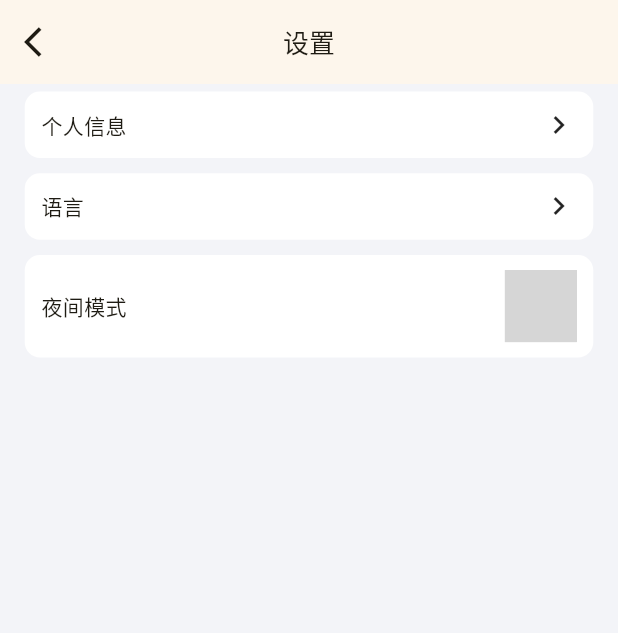
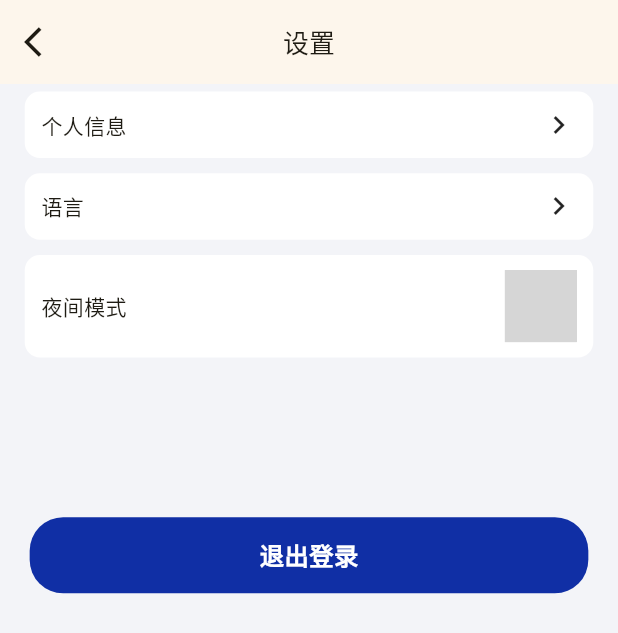
Before and after one commit to yzc90912/p_wanandroid, a Flutter app: the SettingPage widget shown alone on an empty page, opened directly, on a phone screen of 412 x 824 dp. Shown: the top 633 px of the screen. Run offline on Flutter 3.47's test engine with Material 3 defaults, Android fonts, the phone set to English and light mode, and no system bars; our stand-ins replace bloc, cached_network_image, cookie_jar, dio, fluro, flutter_bloc and 16 more; missing offline and left inert: bruno, mmkv, safemap, status_bar_control, video_compress, webview_flutter_android and 3 more; accounts and stored records are empty; generated files the repository leaves out were written again; network calls fail; statements that could not run were skipped; grey boxes are pictures that could not be loaded.

Commit message:
退出登录

```diff
--- a/lib/pages/mine/mine_page.dart
+++ b/lib/pages/mine/mine_page.dart
@@ -128,7 +128,7 @@ class _MinePageState extends BasePageState<MinePage> {
                     Text(
                         state.userEntity?.nickname ??
                             state.userEntity?.username ??
-                            "",
+                            "未登录",
                         style: TextStyle(
                             fontSize: 18.sp,
                             color: Colors.black,
--- a/lib/pages/setting/setting_page.dart
+++ b/lib/pages/setting/setting_page.dart
@@ -5,6 +5,9 @@ import 'package:flutter_screenutil/flutter_screenutil.dart';
 import 'package:mmkv/mmkv.dart';
 import 'package:p_wanandroid/common/index.dart';
 import 'package:p_wanandroid/common/theme/theme_cubit.dart';
+import 'package:p_wanandroid/pages/login/login_page.dart';
+import 'package:p_wanandroid/pages/mine/user_cubit.dart';
+import 'package:p_wanandroid/pages/mine/user_state.dart';
 import 'package:p_wanandroid/pages/setting/language_page.dart';
 import 'package:p_wanandroid/pages/setting/setting_bloc.dart';
 import 'package:p_wanandroid/pages/setting/setting_event.dart';
@@ -37,13 +40,17 @@ class _SettingPageState extends BasePageState<SettingPage> {
   Widget buildPage(BuildContext context) {
     return BlocBuilder<SettingBloc, SettingState>(
       builder: (bloc, state) {
+        return BlocBuilder<UserCubit, UserState>(
+          builder: (userCubit, userState) {
             return Column(
               children: [
                 SettingBar(
                   leftTitle: S.of(context).userInfo,
                   isDarkMode: state.isDark ?? false,
                   onClick: () {
-                navigateTo(context, const UserInfoPage());
+                    userState.userEntity == null
+                        ? navigateTo(context, const LoginPage())
+                        : navigateTo(context, const UserInfoPage());
                   },
                 ),
                 SettingBar(
@@ -68,7 +75,48 @@ class _SettingPageState extends BasePageState<SettingPage> {
                   ),
                   isDarkMode: state.isDark ?? false,
                 ),
+                SizedBox(
+                  height: 100.h,
+                ),
+                userState.userEntity == null
+                    ? Container()
+                    : DelayButton(
+                        width: 1.sw - 36.w,
+                        height: 50.h,
+                        alignment: Alignment.center,
+                        mainWidget: Text('退出登录',
+                            style: TextStyle(
+                                fontSize: 16.sp,
+                                color: Colors.white,
+                                fontWeight: FontWeight.w600)),
+                        decoration: BoxDecoration(
+                            color: const Color(0xFF102FA5),
+                            borderRadius: BorderRadius.circular(22.h),
+                            border: Border.all(
+                                color: Colors.transparent, width: 1)),
+                        onTap: () async {
+                          BrnDialogManager.showConfirmDialog(context,
+                              title: "确定要退出登录吗？",
+                              cancel: '取消',
+                              confirm: '确定', onConfirm: () async {
+                            var result =
+                                await BlocProvider.of<SettingBloc>(context)
+                                    .logout();
+                            if (result) {
+                              // MMKV.defaultMMKV().encodeString(Constants.user, null);
+                              BlocProvider.of<UserCubit>(context)
+                                  .updateUserInfo(null);
+                              Navigator.of(context).pop();
+                              navigateTo(context, const LoginPage());
+                            }
+                          }, onCancel: () {
+                            Navigator.of(context).pop();
+                          });
+                        },
+                      )
               ],
+            );
+          },
         );
       },
     );
```
Also changed, not shown: lib/common/net/w_service.dart (+7 -0 lines), lib/pages/mine/user_cubit.dart (+8 -5 lines), lib/pages/setting/setting_bloc.dart (+13 -0 lines), lib/common/net/w_service.g.dart. Lines whose indentation alone changed are shown as unchanged.
